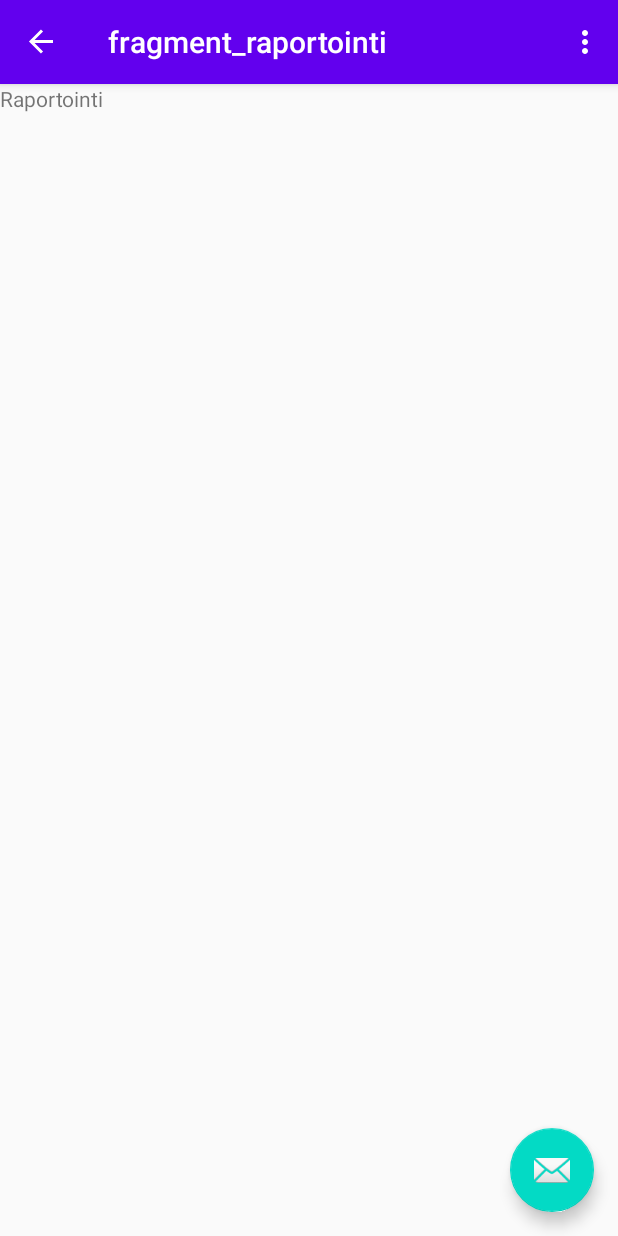
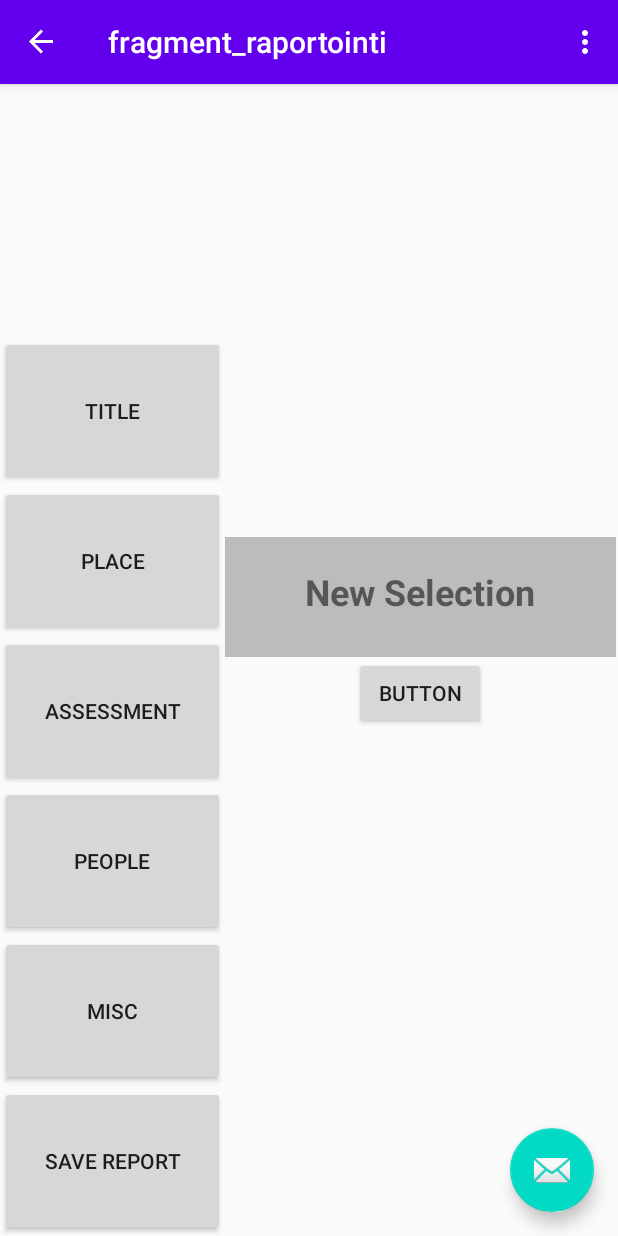
Before and after one commit to berenton/QuarantineTracker, an Android app: the screen it shows after launch (MainActivity), in the side drawer, after a tap on "raportinti", on a phone screen of 412 x 824 dp. Run offline under Robolectric (Android 15) with nearby library versions, the phone set to English and light mode, and no system bars; our stand-ins replace navigation-ui.

Commit message:
Raportointinäkymä

```diff
--- a/app/src/main/java/com/example/quarantinetracker/Raportointi.java
+++ b/app/src/main/java/com/example/quarantinetracker/Raportointi.java
@@ -1,64 +1,92 @@
 package com.example.quarantinetracker;
 
+import android.app.AlertDialog;
+import android.database.Cursor;
 import android.os.Bundle;
-
-import androidx.fragment.app.Fragment;
-
+import android.util.Log;
 import android.view.LayoutInflater;
 import android.view.View;
 import android.view.ViewGroup;
+import android.widget.Button;
+import android.widget.TextView;
+import android.widget.Toast;
 
+import androidx.annotation.NonNull;
+import androidx.annotation.Nullable;
+import androidx.fragment.app.Fragment;
+import androidx.lifecycle.Observer;
+import androidx.lifecycle.ViewModelProviders;
 
-/**
- * A simple {@link Fragment} subclass.
- * Use the {@link Raportointi#newInstance} factory method to
- * create an instance of this fragment.
- */
+import com.example.quarantinetracker.R;
+import com.example.quarantinetracker.ui.DatabaseHelper;
+import com.example.quarantinetracker.ui.slideshow.SlideshowViewModel;
+
 public class Raportointi extends Fragment {
-    // TODO: Rename parameter arguments, choose names that match
-    // the fragment initialization parameters, e.g. ARG_ITEM_NUMBER
-    private static final String ARG_PARAM1 = "param1";
-    private static final String ARG_PARAM2 = "param2";
 
-    // TODO: Rename and change types of parameters
-    private String mParam1;
-    private String mParam2;
+    DatabaseHelper myDb;
 
-    public Raportointi() {
-        // Required empty public constructor
+    private SlideshowViewModel slideshowViewModel;
+
+    public View onCreateView(@NonNull LayoutInflater inflater,
+                             ViewGroup container, Bundle savedInstanceState) {
+
+        myDb = new DatabaseHelper(getContext());
+        slideshowViewModel =
+                ViewModelProviders.of(this).get(SlideshowViewModel.class);
+        View root = inflater.inflate(R.layout.raportointi, container, false);
+
+        Button buttonAdd = root.findViewById(R.id.buttonAddData);
+        buttonAdd.setOnClickListener(new View.OnClickListener() {
+            @Override
+            public void onClick(View v) {
+                addData(v);
+            }
+        });
+
+        Button buttonShow = root.findViewById(R.id.buttonShowData);
+        buttonShow.setOnClickListener(new View.OnClickListener() {
+            @Override
+            public void onClick(View v) {
+                showData(v);
+            }
+        });
+
+        slideshowViewModel.getText().observe(getViewLifecycleOwner(), new Observer<String>() {
+            @Override
+            public void onChanged(@Nullable String s) {
+
+            }
+        });
+        return root;
     }
-
-    /**
-     * Use this factory method to create a new instance of
-     * this fragment using the provided parameters.
-     *
-     * @param param1 Parameter 1.
-     * @param param2 Parameter 2.
-     * @return A new instance of fragment Raportointi.
-     */
-    // TODO: Rename and change types and number of parameters
-    public static Raportointi newInstance(String param1, String param2) {
-        Raportointi fragment = new Raportointi();
-        Bundle args = new Bundle();
-        args.putString(ARG_PARAM1, param1);
-        args.putString(ARG_PARAM2, param2);
-        fragment.setArguments(args);
-        return fragment;
+    public void addData(View v){
+        myDb.insertData(2020,4,29,10,55,1,"Moi");
+        Toast.makeText(getContext(), "Data Inserted", Toast.LENGTH_LONG).show();
     }
-
-    @Override
-    public void onCreate(Bundle savedInstanceState) {
-        super.onCreate(savedInstanceState);
-        if (getArguments() != null) {
-            mParam1 = getArguments().getString(ARG_PARAM1);
-            mParam2 = getArguments().getString(ARG_PARAM2);
+    public void showData(View v){
+        Cursor res = myDb.getAllData();
+        if(res.getCount() == 0){
+            showMessage("Error", "No data found.");
+            return;
         }
+        StringBuffer buffer = new StringBuffer();
+        while (res.moveToNext()){
+            buffer.append("Id : "+res.getInt(0)+ "\n");
+            buffer.append("Year : "+res.getInt(1)+ "\n");
+            buffer.append("Month : "+res.getInt(2)+ "\n");
+            buffer.append("Day : "+res.getInt(3)+ "\n");
+            buffer.append("Hour : "+res.getInt(4)+ "\n");
+            buffer.append("Minute : "+res.getInt(5)+ "\n");
+            buffer.append("Assessment : "+res.getInt(8)+ "\n");
+            buffer.append("Misc : "+res.getString(0)+ "\n\n");
+        }
+        showMessage("Data: ", buffer.toString());
     }
-
-    @Override
-    public View onCreateView(LayoutInflater inflater, ViewGroup container,
-                             Bundle savedInstanceState) {
-        // Inflate the layout for this fragment
-        return inflater.inflate(R.layout.fragment_raportointi, container, false);
+    public void showMessage(String title, String message){
+        AlertDialog.Builder builder = new AlertDialog.Builder(getContext());
+        builder.setCancelable(true);
+        builder.setTitle(title);
+        builder.setMessage(message);
+        builder.show();
     }
 }
--- a/app/src/main/res/layout/raportointi.xml
+++ b/app/src/main/res/layout/raportointi.xml
@@ -4,25 +4,83 @@
     xmlns:tools="http://schemas.android.com/tools"
     android:layout_width="match_parent"
     android:layout_height="match_parent"
-    tools:context="com.example.quarantinetracker.ui.slideshow.SlideshowFragment">
+    tools:context="com.example.quarantinetracker.Raportointi">
 
-    <Button
-        android:id="@+id/buttonAddData"
-        android:layout_width="wrap_content"
-        android:layout_height="wrap_content"
-        android:text="Add Data"
-        app:layout_constraintBottom_toTopOf="@+id/buttonShowData"
-        app:layout_constraintEnd_toEndOf="parent"
-        app:layout_constraintStart_toStartOf="parent"
-        app:layout_constraintTop_toTopOf="parent" />
+    <LinearLayout
+        android:id="@+id/linearLayout"
+        android:layout_width="150dp"
+        android:layout_height="600dp"
+        android:orientation="vertical"
+        app:layout_constraintBottom_toBottomOf="parent"
+        app:layout_constraintStart_toStartOf="parent">
 
-    <Button
-        android:id="@+id/buttonShowData"
-        android:layout_width="wrap_content"
-        android:layout_height="wrap_content"
-        android:text="Button"
+        <Button
+            android:id="@+id/Title"
+            android:layout_width="match_parent"
+            android:layout_height="100dp"
+            android:text="@string/Title" />
+
+        <Button
+            android:id="@+id/Place"
+            android:layout_width="match_parent"
+            android:layout_height="100dp"
+            android:text="@string/Place" />
+
+        <Button
+            android:id="@+id/Assessment"
+            android:layout_width="match_parent"
+            android:layout_height="100dp"
+            android:text="@string/Assessment" />
+
+        <Button
+            android:id="@+id/People"
+            android:layout_width="match_parent"
+            android:layout_height="100dp"
+            android:text="@string/People" />
+
+        <Button
+            android:id="@+id/Misc"
+            android:layout_width="match_parent"
+            android:layout_height="100dp"
+            android:text="@string/Misc" />
+
+        <Button
+            android:id="@+id/buttonAddData"
+            android:layout_width="match_parent"
+            android:layout_height="100dp"
+            android:text="Save Report" />
+    </LinearLayout>
+
+    <LinearLayout
+        android:id="@+id/linearLayout2"
+        android:layout_width="0dp"
+        android:layout_height="0dp"
+        android:layout_marginEnd="1dp"
+        android:gravity="center"
+        android:orientation="vertical"
         app:layout_constraintBottom_toBottomOf="parent"
         app:layout_constraintEnd_toEndOf="parent"
-        app:layout_constraintStart_toStartOf="parent"
-        app:layout_constraintTop_toTopOf="parent" />
+        app:layout_constraintStart_toEndOf="@+id/linearLayout"
+        app:layout_constraintTop_toTopOf="parent">
+
+        <TextView
+            android:id="@+id/newOption"
+            style="@android:style/Widget.TextView"
+            android:layout_width="match_parent"
+            android:layout_height="80dp"
+            android:background="#BCBCBC"
+            android:padding="20dp"
+            android:text="New Selection"
+            android:textAlignment="center"
+            android:textSize="24sp"
+            android:textStyle="bold" />
+
+        <Button
+            android:id="@+id/buttonShowData"
+            android:layout_width="wrap_content"
+            android:layout_height="wrap_content"
+            android:layout_marginBottom="36dp"
+            android:text="Button" />
+
+    </LinearLayout>
 </androidx.constraintlayout.widget.ConstraintLayout>
--- a/app/src/main/res/values/strings.xml
+++ b/app/src/main/res/values/strings.xml
@@ -11,6 +11,12 @@
 
     <string name="home_second">Home Second</string>
 
+    <string name="Title">Title</string>
+    <string name="Place">Place</string>
+    <string name="Assessment">Assessment</string>
+    <string name="People">People</string>
+    <string name="Misc">Misc</string>
+
     <!-- TODO: Remove or change this placeholder text -->
     <string name="hello_blank_fragment">Hello blank fragment</string>
 </resources>
```
